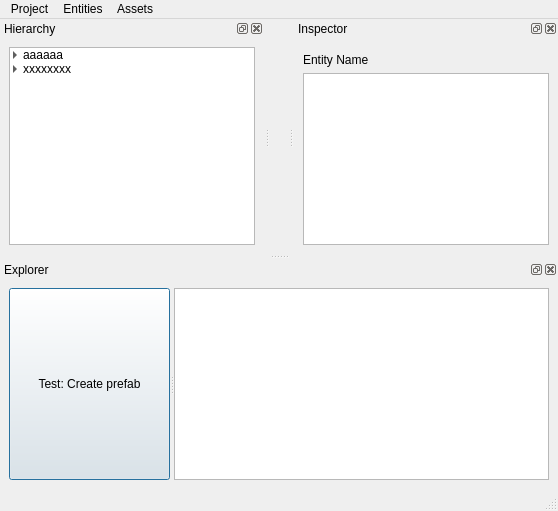
Above: res/WindowMain.ui from Bang3DEngine/OldBang before the change. Below: the same form after it.
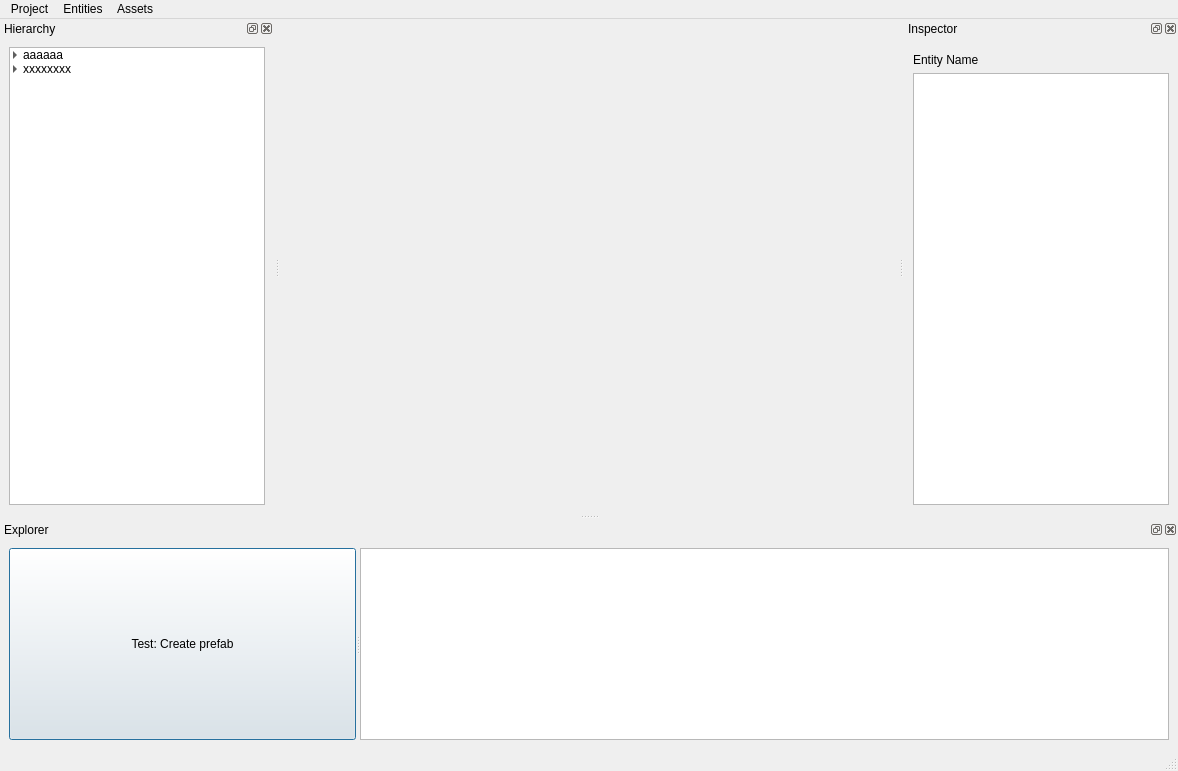
That is the form after the change. Custom widgets are drawn as their Qt base class.

Diff of the .ui file:
```diff
--- a/res/WindowMain.ui
+++ b/res/WindowMain.ui
@@ -9,8 +9,8 @@
    <rect>
     <x>0</x>
     <y>0</y>
-    <width>558</width>
-    <height>511</height>
+    <width>1178</width>
+    <height>771</height>
    </rect>
   </property>
   <property name="windowTitle">
@@ -45,7 +45,7 @@
     <rect>
      <x>0</x>
      <y>0</y>
-     <width>558</width>
+     <width>1178</width>
      <height>25</height>
     </rect>
    </property>
```
Left out of the diff: 20 changed lines with no effect on the pictures.
